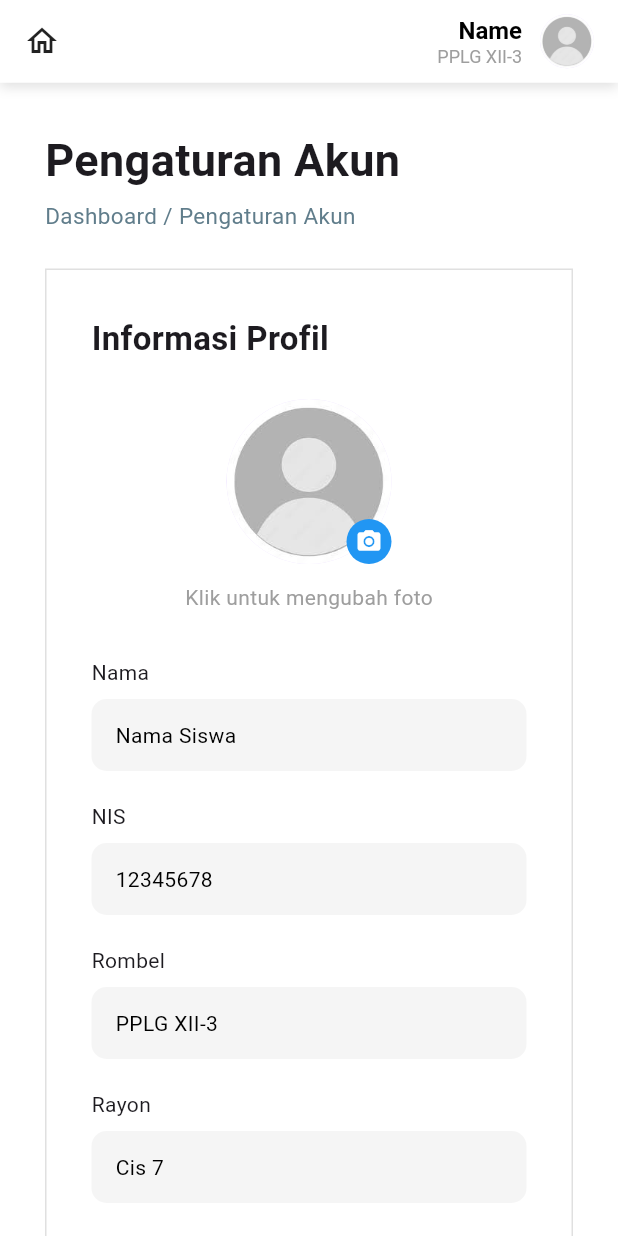
After one commit to GeoRizkiNugroho/jurnalku_mobile, a Flutter app: the screen it shows after launch, on a phone screen of 412 x 824 dp. The commit adds this screen. Run offline on Flutter 3.47's test engine with Material 3 defaults, Android fonts, the phone set to English and light mode, and no system bars; our stand-ins replace google_fonts.

Commit message:
Setting Page

```diff
--- a/lib/main.dart
+++ b/lib/main.dart
@@ -1,4 +1,6 @@
 import 'package:flutter/material.dart';
+import 'package:jurnalku_mobile/permintaansaksi_page.dart';
+import 'package:jurnalku_mobile/setting_page.dart';
 import 'login_page.dart';
 
 void main() {
@@ -11,7 +13,7 @@ class MyApp extends StatelessWidget {
     return MaterialApp(
       title: 'Jurnalku Mobile',
       debugShowCheckedModeBanner: false,
-      home: LoginPage(),
+      home: SettingPage(),
     );
   }
 }
--- /dev/null
+++ b/lib/setting_page.dart
@@ -0,0 +1,227 @@
+import 'package:flutter/material.dart';
+
+class SettingItem extends StatelessWidget {
+  final String value;
+  const SettingItem({super.key, required this.value});
+
+  @override
+  Widget build(BuildContext context) {
+    return Container(
+      width: double.infinity,
+      padding: EdgeInsets.symmetric(horizontal: 16, vertical: 14),
+      decoration: BoxDecoration(
+        color: Colors.grey.shade100,
+        borderRadius: BorderRadius.circular(10),
+      ),
+      child: Text(
+        value,
+        style: TextStyle(fontSize: 14, color: Colors.black),
+      ),
+    );
+  }
+}
+
+class SettingPage extends StatelessWidget {
+  const SettingPage({super.key});
+
+  @override
+  Widget build(BuildContext context) {
+    return Scaffold(
+      backgroundColor: Colors.white,
+      appBar: PreferredSize(
+        preferredSize: Size.fromHeight(55),
+        child: Container(
+          decoration: BoxDecoration(
+            color: Colors.white,
+            boxShadow: [
+              BoxShadow(color: Colors.black12, blurRadius: 6, offset: Offset(0, 3)),
+            ],
+          ),
+          child: AppBar(
+            backgroundColor: Colors.white,
+            elevation: 0,
+            automaticallyImplyLeading: false,
+            title: Row(
+              children: [
+               Icon(Icons.home_outlined, color: Colors.black87),
+               Spacer(),
+                Column(
+                  crossAxisAlignment: CrossAxisAlignment.end,
+                  children: [
+                   Text(
+                      'Name',
+                      style: TextStyle(fontSize: 16, fontWeight: FontWeight.w600, color: Colors.black),
+                    ),
+                    Text(
+                      'PPLG XII-3',
+                      style: TextStyle(fontSize: 12, color: Colors.grey),
+                    ),
+                  ],
+                ),
+               SizedBox(width: 12),
+               CircleAvatar(
+                  radius: 18,
+                  backgroundImage: AssetImage('assets/images/profile.png'),
+                ),
+              ],
+            ),
+          ),
+        ),
+      ),
+      body: SingleChildScrollView(
+        child: Padding(
+          padding: EdgeInsets.all(30),
+          child: Column(
+            crossAxisAlignment: CrossAxisAlignment.start,
+            children: [
+             Text(
+                'Pengaturan Akun',
+                style: TextStyle(fontSize: 30, fontWeight: FontWeight.w600),
+              ),
+             SizedBox(height: 5),
+              Text(
+                'Dashboard / Pengaturan Akun',
+                style: TextStyle(fontSize: 15, color: Colors.blueGrey),
+              ),
+             SizedBox(height: 25),
+              Container(
+                padding: EdgeInsets.all(30),
+                decoration: BoxDecoration(
+                  color: Colors.white,
+                  border: Border.all(color: Colors.grey.shade300),
+                ),
+                child: Column(
+                  crossAxisAlignment: CrossAxisAlignment.start,
+                  children: [
+                   Text(
+                      'Informasi Profil',
+                      style: TextStyle(fontSize: 22, fontWeight: FontWeight.w600),
+                    ),
+                   SizedBox(height: 25),
+                    Center(
+                      child: Stack(
+                        children: [
+                         CircleAvatar(
+                            radius: 55,
+                            backgroundImage: AssetImage('assets/images/profile.png'),
+                          ),
+                          Positioned(
+                            bottom: 0,
+                            right: 0,
+                            child: Container(
+                              padding: EdgeInsets.all(6),
+                              decoration: BoxDecoration(
+                                color: Colors.blue,
+                                shape: BoxShape.circle,
+                              ),
+                              child: Icon(Icons.camera_alt, size: 18, color: Colors.white),
+                            ),
+                          ),
+                        ],
+                      ),
+                    ),
+                   SizedBox(height: 12),
+                    Center(
+                      child: Text(
+                        'Klik untuk mengubah foto',
+                        style: TextStyle(fontSize: 14, color: Colors.grey),
+                      ),
+                    ),
+                   SizedBox(height: 30),
+                   Text('Nama'),
+                   SizedBox(height: 8),
+                   SettingItem(value: "Nama Siswa"),
+                   SizedBox(height: 20),
+                   Text('NIS'),
+                   SizedBox(height: 8),
+                   SettingItem(value: "12345678"),
+                   SizedBox(height: 20),
+                   Text('Rombel'),
+                   SizedBox(height: 8),
+                   SettingItem(value: "PPLG XII-3"),
+                   SizedBox(height: 20),
+                   Text('Rayon'),
+                   SizedBox(height: 8),
+                   SettingItem(value: "Cis 7"),
+                  ],
+                ),
+              ),
+             SizedBox(height: 25),
+              Container(
+                padding: EdgeInsets.all(30),
+                decoration: BoxDecoration(
+                  color: Colors.white,
+                  border: Border.all(color: Colors.grey.shade300),
+                ),
+                child: Column(
+                  crossAxisAlignment: CrossAxisAlignment.start,
+                  children: [
+                   Text(
+                      'Ubah Kata Sandi',
+                      style: TextStyle(fontSize: 22, fontWeight: FontWeight.w600),
+                    ),
+                   SizedBox(height: 25),
+                   Text('Kata Sandi Lama'),
+                   SizedBox(height: 8),
+                    TextFormField(
+                      obscureText: true,
+                      decoration: InputDecoration(
+                        filled: true,
+                        fillColor: Colors.grey.shade100,
+                        hintText: "Masukkan password",
+                        border: OutlineInputBorder(
+                          borderRadius: BorderRadius.circular(10),
+                          borderSide: BorderSide.none,
+                        ),
+                        suffixIcon: Icon(Icons.visibility_outlined),
+                      ),
+                    ),
+                   SizedBox(height: 5),
+                    Text(
+                      'Masukkan kata sandi lama anda',
+                      style: TextStyle(fontSize: 12, color: Colors.grey),
+                    ),
+                   SizedBox(height: 20),
+                   Text('Kata Sandi Baru'),
+                   SizedBox(height: 8),
+                    TextFormField(
+                      obscureText: true,
+                      decoration: InputDecoration(
+                        filled: true,
+                        fillColor: Colors.grey.shade100,
+                        hintText: "Masukkan password",
+                        border: OutlineInputBorder(
+                          borderRadius: BorderRadius.circular(10),
+                          borderSide: BorderSide.none,
+                        ),
+                        suffixIcon: Icon(Icons.visibility_outlined),
+                      ),
+                    ),
+                   SizedBox(height: 30),
+                    SizedBox(
+                      width: double.infinity,
+                      child: ElevatedButton(
+                        onPressed: () {},
+                        style: ElevatedButton.styleFrom(
+                          backgroundColor: Colors.blue[900],
+                          padding: EdgeInsets.symmetric(vertical: 16),
+                          shape: RoundedRectangleBorder(
+                            borderRadius: BorderRadius.circular(6),
+                          ),
+                        ),
+                        child: Text(
+                          'Simpan Perubahan',
+                          style: TextStyle(color: Colors.white),
+                        ),
+                      ),
+                    )
+                  ],
+                ),
+              ),
+            ],
+          ),
+        ),
+      ),
+    );
+  }
+}
```
